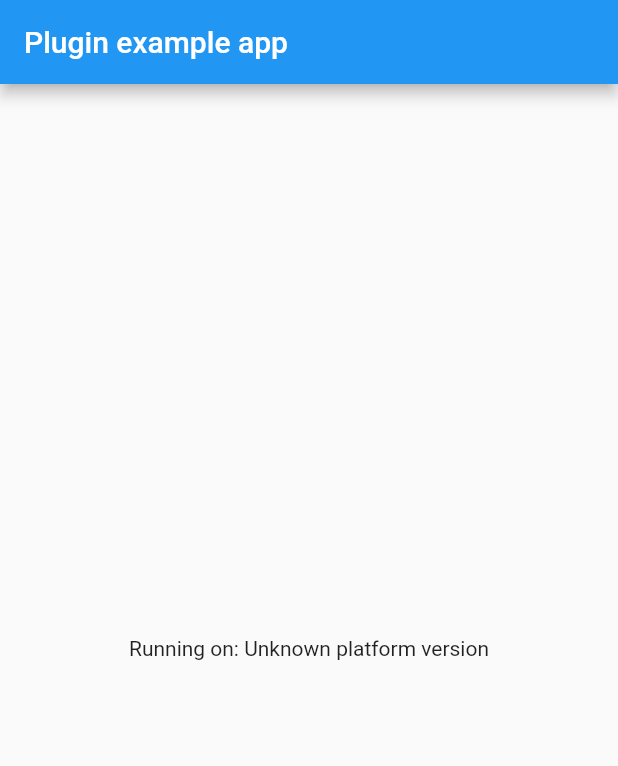
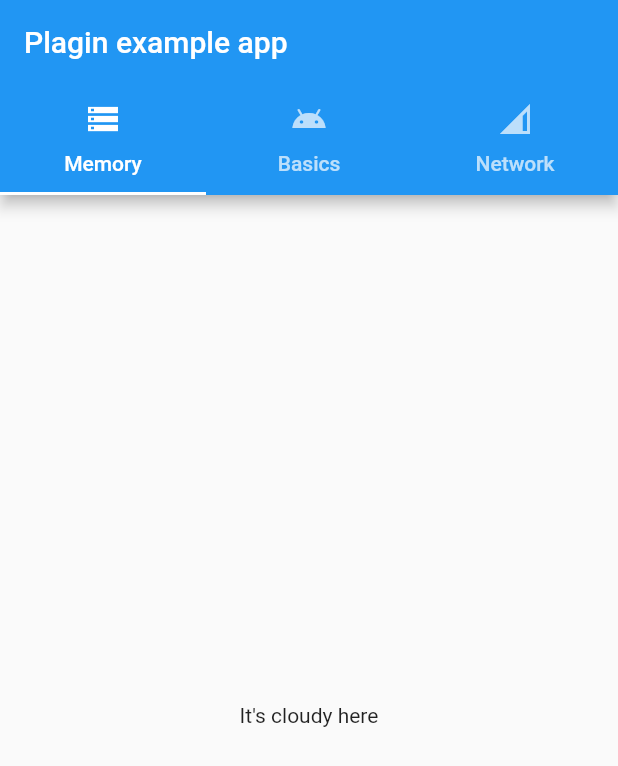
Before and after one commit to kravchukOl/devicespec, a Flutter app: the screen it shows after launch, on a phone screen of 412 x 824 dp. Shown: the top 766 px of the screen. Run offline on Flutter 3.47's test engine with Material 2 defaults, Android fonts, the phone set to English and light mode, and no system bars; our stand-ins replace plugin_platform_interface.

Commit message:
example app. TabBar( ) added

```diff
--- a/example/lib/main.dart
+++ b/example/lib/main.dart
@@ -15,14 +15,18 @@ class MyApp extends StatefulWidget {
   State<MyApp> createState() => _MyAppState();
 }
 
-class _MyAppState extends State<MyApp> {
+class _MyAppState extends State<MyApp>
+with TickerProviderStateMixin {
+
   String _platformVersion = 'Unknown';
   final _devicespecPlugin = Devicespec();
+  late TabController _tabController;
 
   @override
   void initState() {
     super.initState();
     initPlatformState();
+    _tabController = TabController(length: 3, vsync: this);
   }
 
   Future<void> initPlatformState() async {
@@ -45,13 +49,41 @@ class _MyAppState extends State<MyApp> {
   Widget build(BuildContext context) {
     return MaterialApp(
       home: Scaffold(
-        appBar: AppBar(
-          title: const Text('Plugin example app'),
-        ),
-        body: Center(
-          child: Text('Running on: $_platformVersion\n'),
+      appBar: AppBar(
+        title: const Text('Plagin example app'),
+        bottom: TabBar(
+          controller: _tabController,
+          tabs: const <Widget>[
+            Tab(
+              icon: Icon(Icons.storage_outlined),
+              text: 'Memory',
+            ),
+            Tab(
+              icon: Icon(Icons.android_outlined),
+              text: 'Basics',
+            ),
+            Tab(
+              icon: Icon(Icons.network_cell_outlined),
+              text: 'Network',
+            ),
+          ],
         ),
       ),
+      body: TabBarView(
+        controller: _tabController,
+        children: const <Widget>[
+          Center(
+            child: Text("It's cloudy here"),
+          ),
+          Center(
+            child: Text("It's rainy here"),
+          ),
+          Center(
+            child: Text("It's sunny here"),
+          ),
+        ],
+      ),
+    )
     );
   }
 }
```
Also changed, not shown: lib/devicespec_platform_interface.dart (+17 -17 lines), 1 other file.
